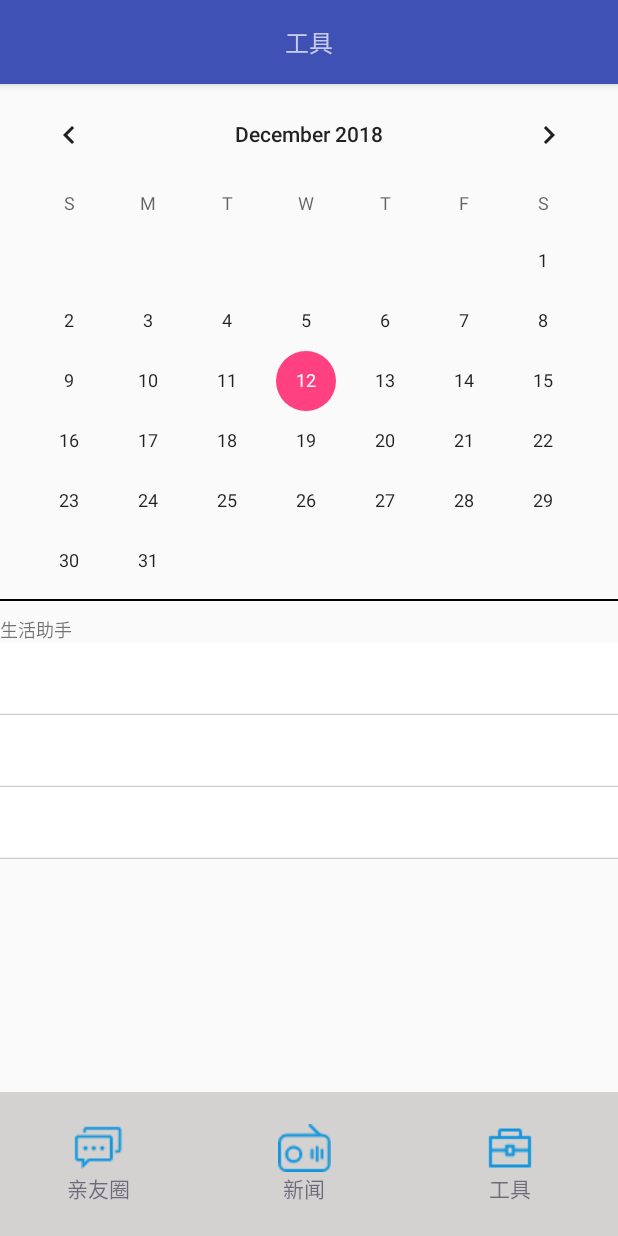
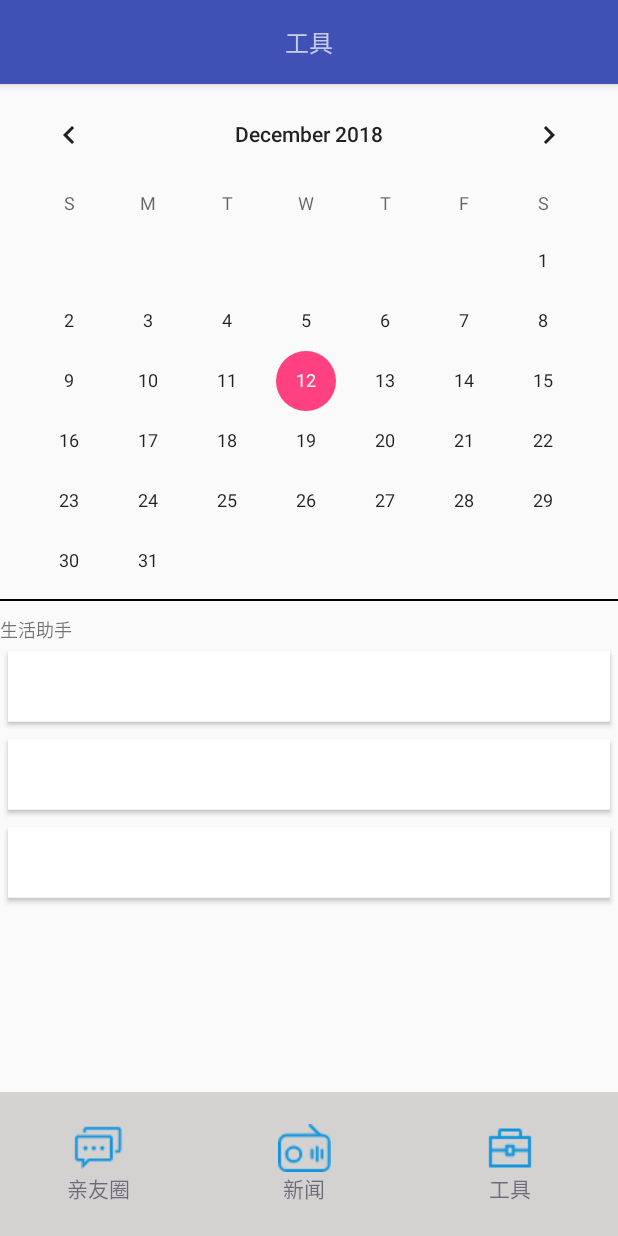
Before and after one commit to houyi19/familychat, an Android app: the screen it shows after launch (FCMainActivity), item 3 of the bottom bar chosen, on a phone screen of 412 x 824 dp. Run offline under Robolectric (Android 15) with nearby library versions, the light colour scheme and no system bars.

Commit message:
fix newsBean and add call func

```diff
--- a/app/src/main/java/com/study/familychat/news/HolderToutiao.java
+++ b/app/src/main/java/com/study/familychat/news/HolderToutiao.java
@@ -25,8 +25,8 @@ public class HolderToutiao extends HolderBase<NewsBean> {
     @Override
     public void bindHolder(NewsBean newsBean) {
         super.bindHolder(newsBean);
-        Glide.with(mContext).load(newsBean.getUrl()).into(mBg);
-        mTitle.setText(newsBean.getTitle());
+        Glide.with(mContext).load(newsBean.url).into(mBg);
+        mTitle.setText(newsBean.url);
     }
 
     @Override
--- a/app/src/main/java/com/study/familychat/news/NewsFragment.java
+++ b/app/src/main/java/com/study/familychat/news/NewsFragment.java
@@ -30,26 +30,6 @@ public class NewsFragment extends Fragment {
     private RecyclerView mRcycler;
     private NewsAdapter mAdapter;
     private ArrayList<NewsBean> models = new ArrayList<>();
-    private String json = "[" +
-            "{" + "\"uniquekey\":\"9a0e048df3c358f9d473d67be86902ba\"," +
-            "\"title\":\"佐罗腕表；独领风骚的N厂V7版劳力士绿水鬼\"," +
-            "\"date\":\"2018-12-09 16:17\"," +
-            "\"category\":\"头条\"," +
-            "\"author_name\":\"堡威时尚\"," +
-            "\"url\":\"http://mini.eastday.com/mobile/181209161708037.html\"," +
-            "\"thumbnail_pic_s\":\"http://04imgmini.eastday.com/mobile/20181209/20181209161708_564c126542db7f824cb99b6b607c7cfb_5_mwpm_03200403.jpg\",\n" +
-            "\"thumbnail_pic_s02\":\"http://04imgmini.eastday.com/mobile/20181209/20181209161708_564c126542db7f824cb99b6b607c7cfb_2_mwpm_03200403.jpg\",\n" +
-            "\"thumbnail_pic_s03\":\"http://04imgmini.eastday.com/mobile/20181209/20181209161708_564c126542db7f824cb99b6b607c7cfb_6_mwpm_03200403.jpg\"},\n"
-            + "{"
-            + "\"uniquekey\":\"9a0e048df3c358f9d473d67be86902ba\",\n" +
-            "\"title\":\"佐罗腕表；独领风骚的N厂V7版劳力士绿水鬼\",\n" +
-            "\"date\":\"2018-12-09 16:17\",\n" +
-            "\"category\":\"头条\",\n" +
-            "\"author_name\":\"堡威时尚\",\n" +
-            "\"url\":\"http://mini.eastday.com/mobile/181209161708037.html\",\n" +
-            "\"thumbnail_pic_s\":\"http://04imgmini.eastday.com/mobile/20181209/20181209161708_564c126542db7f824cb99b6b607c7cfb_5_mwpm_03200403.jpg\",\n" +
-            "\"thumbnail_pic_s02\":\"http://04imgmini.eastday.com/mobile/20181209/20181209161708_564c126542db7f824cb99b6b607c7cfb_2_mwpm_03200403.jpg\",\n" +
-            "\"thumbnail_pic_s03\":\"http://04imgmini.eastday.com/mobile/20181209/20181209161708_564c126542db7f824cb99b6b607c7cfb_6_mwpm_03200403.jpg\" }" + "]";
 
 
     public static NewsFragment newInstance() {
@@ -70,7 +50,7 @@ public class NewsFragment extends Fragment {
     private void InitView(View v) {
         mRcycler = v.findViewById(R.id.frag_news_content);
         LinearLayoutManager manager = new LinearLayoutManager(getContext());
-        parseJSONWithGSON(models,json);
+//        parseJSONWithGSON(models,json);
         mAdapter = new NewsAdapter(models);
         mRcycler.setLayoutManager(manager);
         mRcycler.setAdapter(mAdapter);
@@ -87,13 +67,13 @@ public class NewsFragment extends Fragment {
         mRcycler.setAdapter(null);
     }
 
-    private void parseJSONWithGSON(ArrayList<NewsBean>models,String json) {
+    private void parseJSONWithGSON(ArrayList<NewsBean> models, String json) {
 //        Gson gson = new Gson();
 //        models = gson.fromJson(json,new TypeToken<ArrayList<NewsBean>>(){}.getType());
         try {
-            JSONArray jsonArray= new JSONArray(json);
-            for(int i=0;i < jsonArray.length();i++) {
-                if (jsonArray.getJSONObject(i)!= null) {
+            JSONArray jsonArray = new JSONArray(json);
+            for (int i = 0; i < jsonArray.length(); i++) {
+                if (jsonArray.getJSONObject(i) != null) {
                     String uniquekey = jsonArray.getJSONObject(i).optString("uniquekey");
                     String title = jsonArray.getJSONObject(i).optString("title");
                     String date = jsonArray.getJSONObject(i).optString("date");
@@ -103,8 +83,7 @@ public class NewsFragment extends Fragment {
                     String thumbnail_pic_s = jsonArray.getJSONObject(i).optString("thumbnail_pic_s");
                     String thumbnail_pic_s02 = jsonArray.getJSONObject(i).optString("thumbnail_pic_s02");
                     String thumbnail_pic_s03 = jsonArray.getJSONObject(i).optString("thumbnail_pic_s03");
-                    Log.i("main1",i+title+url);
-                    models.add(new NewsBean(uniquekey, title, date, category, author_name, url, thumbnail_pic_s, thumbnail_pic_s02, thumbnail_pic_s03));
+                    Log.i("main1", i + title + url);
                 }
             }
 
--- a/app/src/main/java/com/study/familychat/tool/CalendarFragment.java
+++ b/app/src/main/java/com/study/familychat/tool/CalendarFragment.java
@@ -1,23 +1,31 @@
 package com.study.familychat.tool;
 
 
+import android.content.Intent;
+import android.net.Uri;
 import android.os.Bundle;
+import android.support.annotation.Nullable;
 import android.support.v4.app.Fragment;
 import android.view.LayoutInflater;
 import android.view.View;
 import android.view.ViewGroup;
+import android.widget.Button;
+import android.widget.Toast;
 
 import com.study.familychat.R;
+
 
 /**
  * A simple {@link Fragment} subclass.
  */
-public class CalendarFragment extends Fragment {
+public class CalendarFragment extends Fragment implements View.OnClickListener {
 
+
+    private Button mCall, mResearch, mMap;
 
     public static CalendarFragment newInstance() {
         CalendarFragment fragment = new CalendarFragment();
-        return  fragment;
+        return fragment;
     }
 
 
@@ -25,7 +33,41 @@ public class CalendarFragment extends Fragment {
     public View onCreateView(LayoutInflater inflater, ViewGroup container,
                              Bundle savedInstanceState) {
         // Inflate the layout for this fragment
-        return inflater.inflate(R.layout.fragment_calendar, container, false);
+        View v = inflater.inflate(R.layout.fragment_calendar, container, false);
+        mCall = v.findViewById(R.id.cal_btn_call);
+        mResearch = v.findViewById(R.id.cal_btn_research);
+        mMap = v.findViewById(R.id.cal_btn_map);
+        mCall.setOnClickListener(this);
+        mResearch.setOnClickListener(this);
+        mMap.setOnClickListener(this);
+        return v;
+    }
+
+    @Override
+    public void onCreate(@Nullable Bundle savedInstanceState) {
+        super.onCreate(savedInstanceState);
+    }
+
+    @Override
+    public void onClick(View view) {
+        switch (view.getId()) {
+            case R.id.cal_btn_call:
+                toCall();
+                break;
+            case R.id.cal_btn_research:
+                break;
+            case R.id.cal_btn_map:
+                break;
+        }
+    }
+
+
+    private void toCall() {
+
+        //跳转拨号界面，不拨打电话；
+        Intent i = new Intent(Intent.ACTION_DIAL, Uri.parse("tel:13237111779"));
+        i.setFlags(Intent.FLAG_ACTIVITY_NEW_TASK);
+        startActivity(i);
     }
 
 }
--- a/app/src/main/res/layout/cal_bottom_call.xml
+++ b/app/src/main/res/layout/cal_bottom_call.xml
@@ -5,7 +5,8 @@
     android:orientation="vertical">
 
     <Button
-        android:background="@drawable/tool_group_background"
         android:layout_width="match_parent"
-        android:layout_height="match_parent" />
+        android:layout_height="match_parent"
+        android:layout_margin="5dp"
+        android:background="@drawable/tool_group_background" />
 </LinearLayout>
--- a/app/src/main/res/layout/fragment_calendar.xml
+++ b/app/src/main/res/layout/fragment_calendar.xml
@@ -35,17 +35,26 @@
             android:layout_height="wrap_content"
             android:orientation="vertical">
 
-            <include
+            <Button
                 android:id="@+id/cal_btn_call"
-                layout="@layout/cal_bottom_call" />
+                android:layout_width="match_parent"
+                android:layout_height="match_parent"
+                android:layout_margin="5dp"
+                android:background="@drawable/tool_group_background" />
 
-            <include
+            <Button
                 android:id="@+id/cal_btn_research"
-                layout="@layout/cal_bottom_call" />
+                android:layout_width="match_parent"
+                android:layout_height="match_parent"
+                android:layout_margin="5dp"
+                android:background="@drawable/tool_group_background" />
 
-            <include
+            <Button
                 android:id="@+id/cal_btn_map"
-                layout="@layout/cal_bottom_call" />
+                android:layout_width="match_parent"
+                android:layout_height="match_parent"
+                android:layout_margin="5dp"
+                android:background="@drawable/tool_group_background" />
         </LinearLayout>
     </ScrollView>
 
```
Also changed, not shown: app/src/main/java/com/study/familychat/models/NewsBean.java (+30 -88 lines), app/src/main/java/com/study/familychat/models/NewsInfo.java (added, +20 -0 lines), app/src/main/java/com/study/familychat/models/NewsResult.java (added, +19 -0 lines), app/src/main/java/com/study/familychat/network/NetHandler.java (+12 -0 lines), app/src/main/java/com/study/familychat/retrofit/NewsService.java (added, +13 -0 lines).
